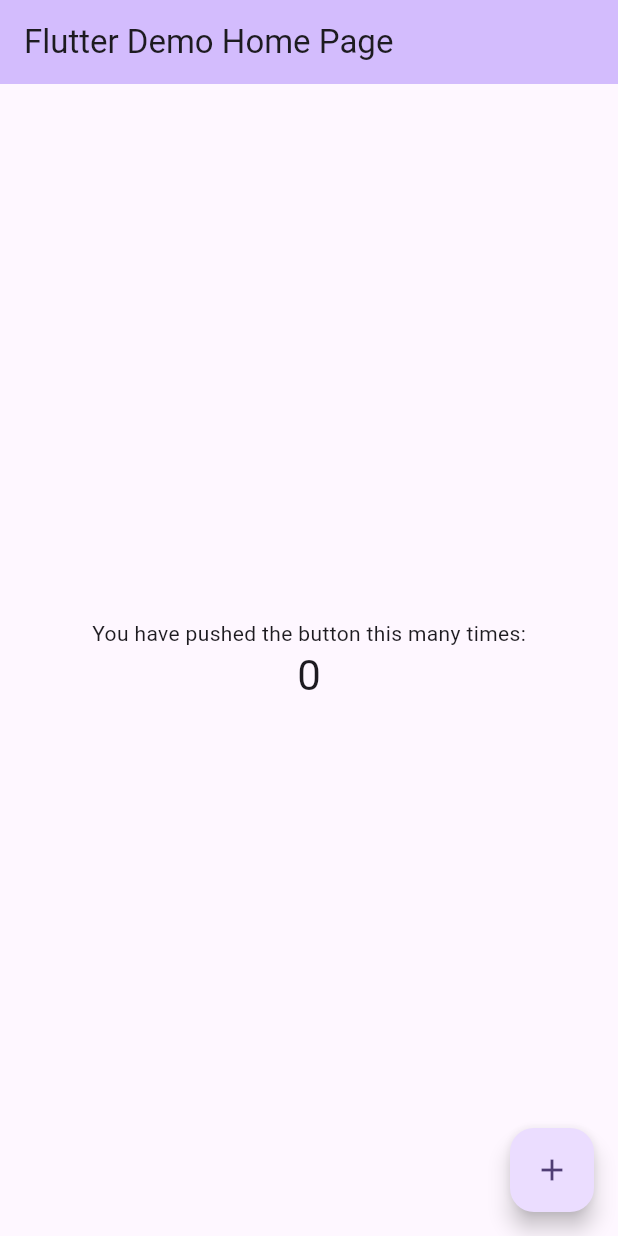
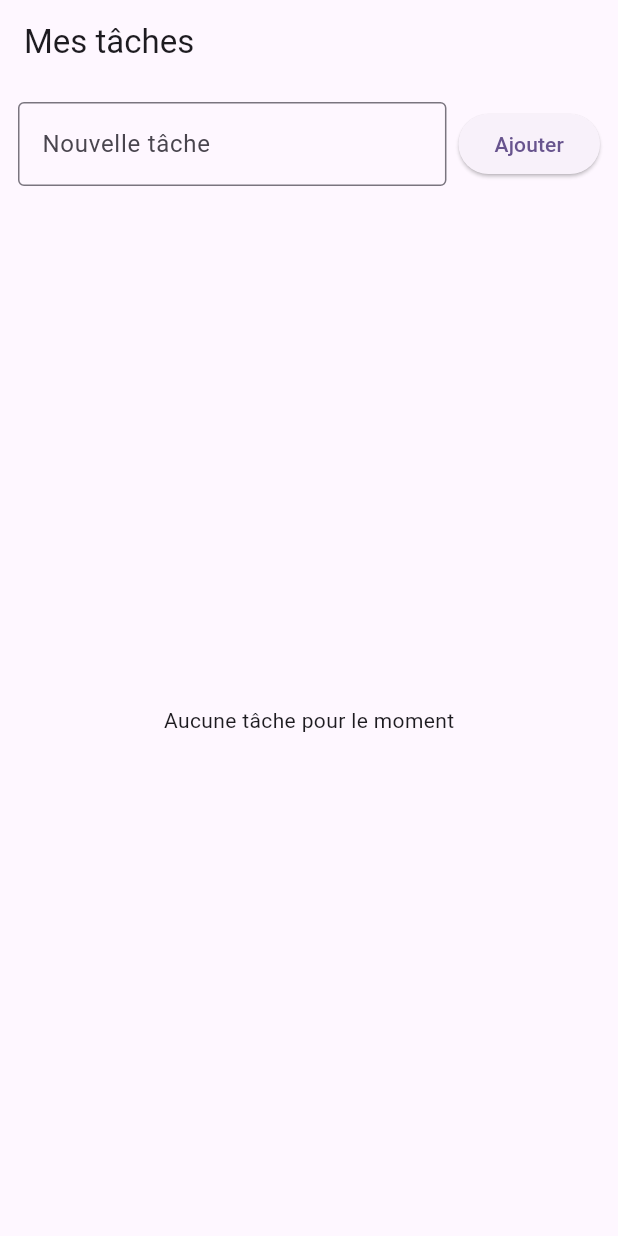
Before and after one commit to younessidrissikhamlichi/flutter-stockage-local, a Flutter app: the screen it shows after launch, on a phone screen of 412 x 824 dp. Run offline on Flutter 3.47's test engine with Material 3 defaults, Android fonts, the phone set to English and light mode, and no system bars; our stand-ins replace shared_preferences.

Commit message:
Deuxième dépot, Structure du projet

```diff
--- /dev/null
+++ b/devtools_options.yaml
@@ -0,0 +1,3 @@
+description: This file stores settings for Dart & Flutter DevTools.
+documentation: https://docs.flutter.dev/tools/devtools/extensions#configure-extension-enablement-states
+extensions:
--- a/lib/main.dart
+++ b/lib/main.dart
@@ -1,4 +1,5 @@
 import 'package:flutter/material.dart';
+import 'pages/todo_page.dart';
 
 void main() {
   runApp(const MyApp());
@@ -12,111 +13,11 @@ class MyApp extends StatelessWidget {
   Widget build(BuildContext context) {
     return MaterialApp(
       title: 'Flutter Demo',
+      debugShowCheckedModeBanner: false,
       theme: ThemeData(
-        // This is the theme of your application.
-        //
-        // TRY THIS: Try running your application with "flutter run". You'll see
-        // the application has a purple toolbar. Then, without quitting the app,
-        // try changing the seedColor in the colorScheme below to Colors.green
-        // and then invoke "hot reload" (save your changes or press the "hot
-        // reload" button in a Flutter-supported IDE, or press "r" if you used
-        // the command line to start the app).
-        //
-        // Notice that the counter didn't reset back to zero; the application
-        // state is not lost during the reload. To reset the state, use hot
-        // restart instead.
-        //
-        // This works for code too, not just values: Most code changes can be
-        // tested with just a hot reload.
         colorScheme: .fromSeed(seedColor: Colors.deepPurple),
       ),
-      home: const MyHomePage(title: 'Flutter Demo Home Page'),
+      home: const TodoPage(),
     );
   }
 }
-
-class MyHomePage extends StatefulWidget {
-  const MyHomePage({super.key, required this.title});
-
-  // This widget is the home page of your application. It is stateful, meaning
-  // that it has a State object (defined below) that contains fields that affect
-  // how it looks.
-
-  // This class is the configuration for the state. It holds the values (in this
-  // case the title) provided by the parent (in this case the App widget) and
-  // used by the build method of the State. Fields in a Widget subclass are
-  // always marked "final".
-
-  final String title;
-
-  @override
-  State<MyHomePage> createState() => _MyHomePageState();
-}
-
-class _MyHomePageState extends State<MyHomePage> {
-  int _counter = 0;
-
-  void _incrementCounter() {
-    setState(() {
-      // This call to setState tells the Flutter framework that something has
-      // changed in this State, which causes it to rerun the build method below
-      // so that the display can reflect the updated values. If we changed
-      // _counter without calling setState(), then the build method would not be
-      // called again, and so nothing would appear to happen.
-      _counter++;
-    });
-  }
-
-  @override
-  Widget build(BuildContext context) {
-    // This method is rerun every time setState is called, for instance as done
-    // by the _incrementCounter method above.
-    //
-    // The Flutter framework has been optimized to make rerunning build methods
-    // fast, so that you can just rebuild anything that needs updating rather
-    // than having to individually change instances of widgets.
-    return Scaffold(
-      appBar: AppBar(
-        // TRY THIS: Try changing the color here to a specific color (to
-        // Colors.amber, perhaps?) and trigger a hot reload to see the AppBar
-        // change color while the other colors stay the same.
-        backgroundColor: Theme.of(context).colorScheme.inversePrimary,
-        // Here we take the value from the MyHomePage object that was created by
-        // the App.build method, and use it to set our appbar title.
-        title: Text(widget.title),
-      ),
-      body: Center(
-        // Center is a layout widget. It takes a single child and positions it
-        // in the middle of the parent.
-        child: Column(
-          // Column is also a layout widget. It takes a list of children and
-          // arranges them vertically. By default, it sizes itself to fit its
-          // children horizontally, and tries to be as tall as its parent.
-          //
-          // Column has various properties to control how it sizes itself and
-          // how it positions its children. Here we use mainAxisAlignment to
-          // center the children vertically; the main axis here is the vertical
-          // axis because Columns are vertical (the cross axis would be
-          // horizontal).
-          //
-          // TRY THIS: Invoke "debug painting" (choose the "Toggle Debug Paint"
-          // action in the IDE, or press "p" in the console), to see the
-          // wireframe for each widget.
-          mainAxisAlignment: .center,
-          children: [
-            const Text('You have pushed the button this many times:'),
-            Text(
-              '$_counter',
-              style: Theme.of(context).textTheme.headlineMedium,
-            ),
-          ],
-        ),
-      ),
-      floatingActionButton: FloatingActionButton(
-        onPressed: _incrementCounter,
-        tooltip: 'Increment',
-        child: const Icon(Icons.add),
-      ),
-    );
-  }
-}
--- a/lib/pages/todo_page.dart
+++ b/lib/pages/todo_page.dart
@@ -0,0 +1,95 @@
+import 'package:flutter/material.dart';
+
+import '../services/stockage_service.dart';
+import '../widgets/tache_tile.dart';
+
+class TodoPage extends StatefulWidget {
+  const TodoPage({super.key});
+
+  @override
+  State<TodoPage> createState() => _TodoPageState();
+}
+
+class _TodoPageState extends State<TodoPage> {
+  final StockageService _stockage = StockageService();
+  final TextEditingController _controller = TextEditingController();
+
+  List<String> _taches = []; // données en mémoire vive (RAM)
+
+  @override
+  void initState() {
+    super.initState();
+    _charger();
+  }
+
+  // LECTURE : récupère les données enregistrées au démarrage
+  Future<void> _charger() async {
+    final taches = await _stockage.chargerTaches();
+    setState(() => _taches = taches);
+  }
+
+  // Ajout : on modifie la liste en mémoire, puis on sauvegarde
+  void _ajouter() {
+    final texte = _controller.text.trim();
+    if (texte.isEmpty) return;
+    setState(() => _taches.add(texte));
+    _controller.clear();
+    _stockage.sauvegarderTaches(_taches);
+  }
+
+  // Suppression : même principe
+  void _supprimer(int index) {
+    setState(() => _taches.removeAt(index));
+    _stockage.sauvegarderTaches(_taches);
+  }
+
+  @override
+  void dispose() {
+    _controller.dispose();
+    super.dispose();
+  }
+
+  @override
+  Widget build(BuildContext context) {
+    return Scaffold(
+      appBar: AppBar(title: const Text('Mes tâches')),
+      body: Column(
+        children: [
+          Padding(
+            padding: const EdgeInsets.all(12),
+            child: Row(
+              children: [
+                Expanded(
+                  child: TextField(
+                    controller: _controller,
+                    decoration: const InputDecoration(
+                      hintText: 'Nouvelle tâche',
+                      border: OutlineInputBorder(),
+                    ),
+                    onSubmitted: (_) => _ajouter(),
+                  ),
+                ),
+                const SizedBox(width: 8),
+                ElevatedButton(
+                  onPressed: _ajouter,
+                  child: const Text('Ajouter'),
+                ),
+              ],
+            ),
+          ),
+          Expanded(
+            child: _taches.isEmpty
+                ? const Center(child: Text('Aucune tâche pour le moment'))
+                : ListView.builder(
+                    itemCount: _taches.length,
+                    itemBuilder: (context, i) => TacheTile(
+                      texte: _taches[i],
+                      onSupprimer: () => _supprimer(i),
+                    ),
+                  ),
+          ),
+        ],
+      ),
+    );
+  }
+}
--- a/lib/services/stockage_service.dart
+++ b/lib/services/stockage_service.dart
@@ -0,0 +1,20 @@
+import 'package:shared_preferences/shared_preferences.dart';
+
+/// Seule classe qui connaît `shared_preferences`.
+/// Pour utiliser sqflite ou Hive, il suffit de réécrire ce fichier
+/// avec les mêmes méthodes : l'interface (pages, widgets) ne change pas.
+class StockageService {
+  static const String _cleTaches = 'taches';
+
+  /// Lit la liste enregistrée (liste vide si rien n'a encore été sauvegardé).
+  Future<List<String>> chargerTaches() async {
+    final prefs = await SharedPreferences.getInstance();
+    return prefs.getStringList(_cleTaches) ?? [];
+  }
+
+  /// Enregistre la liste complète dans la mémoire locale.
+  Future<void> sauvegarderTaches(List<String> taches) async {
+    final prefs = await SharedPreferences.getInstance();
+    await prefs.setStringList(_cleTaches, taches);
+  }
+}
```
Also changed, not shown: lib/widgets/tache_tile.dart (+26 -0 lines), 3 other files.
